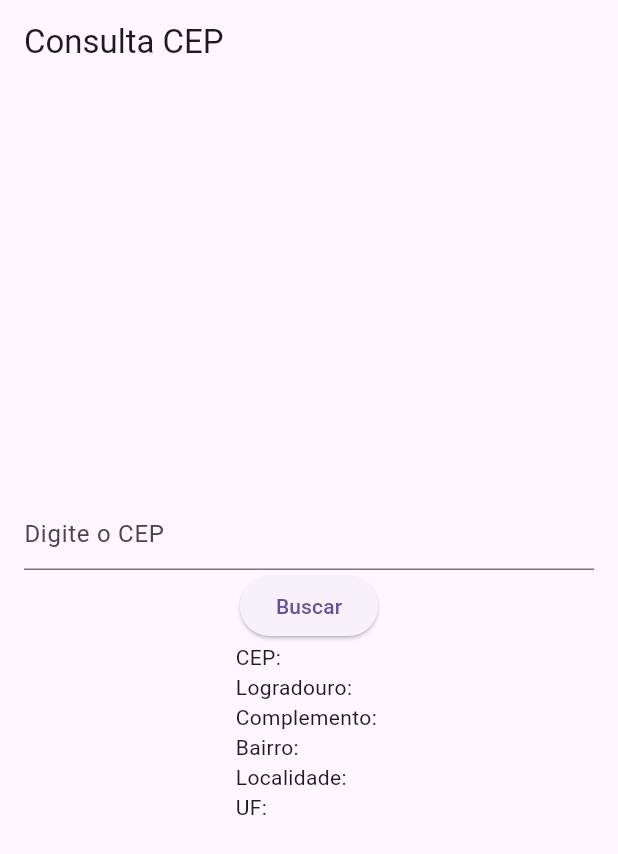
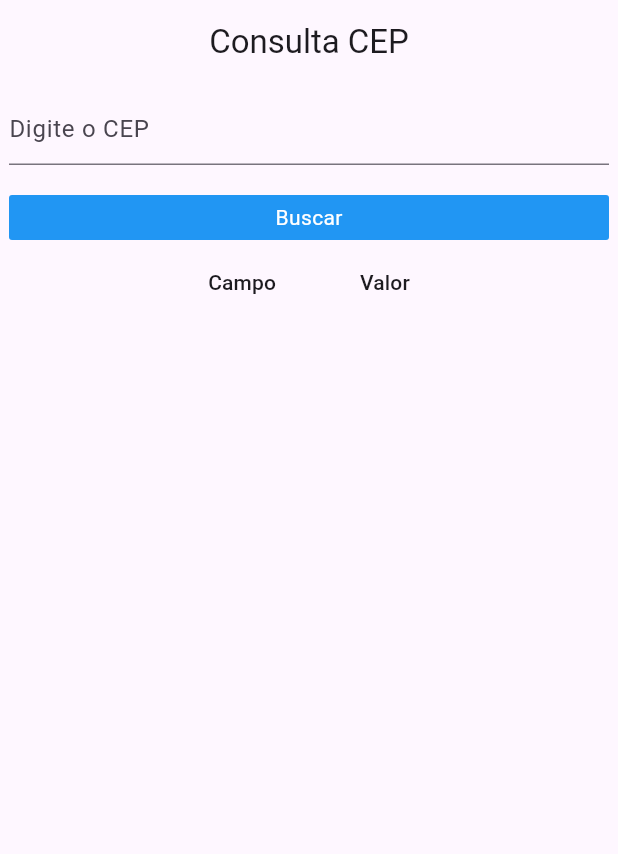
Before and after one commit to Erysilva98/WorkSpace_Flutter, a Flutter app: the screen it shows after launch, on a phone screen of 412 x 824 dp. Shown: the top 854 px of the screen. Run offline on Flutter 3.47's test engine with Material 3 defaults, Android fonts, the phone set to English and light mode, and no system bars.

```diff
--- a/ConsumirApi/app/lib/model/endereco_model.dart
+++ b/ConsumirApi/app/lib/model/endereco_model.dart
@@ -5,6 +5,7 @@ class EnderecoModel {
   final String bairro;
   final String localidade;
   final String uf;
+  final String ibge;
 
   EnderecoModel({
     required this.cep,
@@ -13,6 +14,7 @@ class EnderecoModel {
     required this.bairro,
     required this.localidade,
     required this.uf,
+    required this.ibge,
   });
 
   factory EnderecoModel.fromJson(Map<String, dynamic> json) {
@@ -23,6 +25,7 @@ class EnderecoModel {
       bairro: json['bairro'],
       localidade: json['localidade'],
       uf: json['uf'],
+      ibge: json['ibge'],
     );
   }
 }
--- a/ConsumirApi/app/lib/view/endereco_view.dart
+++ b/ConsumirApi/app/lib/view/endereco_view.dart
@@ -6,28 +6,47 @@ class EnderecoView extends StatefulWidget {
   const EnderecoView({Key? key}) : super(key: key);
 
   @override
-  _EnderecoViewState createState() => _EnderecoViewState();
+  State<EnderecoView> createState() => _EnderecoViewState();
 }
 
 class _EnderecoViewState extends State<EnderecoView> {
   final TextEditingController _cepController = TextEditingController();
+  late Future<EnderecoModel> _futureEndereco;
+  bool _isLoading = false; // Flag para controle de exibição do indicador de carregamento
 
-  late Future<EnderecoModel> _futureEndereco = Future.value(EnderecoModel(
+  @override
+  void initState() {
+    super.initState();
+    _futureEndereco = Future.value(EnderecoModel(
       cep: '',
       logradouro: '',
       complemento: '',
       bairro: '',
       localidade: '',
       uf: '',
+      ibge: '',
     ));
+  }
+
+  Future<void> _buscarEndereco() async {
+    setState(() => _isLoading = true);
+    // Simula o carregamento antes de renderizar a tabela
+    await Future.delayed(const Duration(seconds: 2));
+    setState(() {
+      _futureEndereco = EnderecoController().fetchEndereco(_cepController.text);
+      _isLoading = false;
+    });
+  }
 
   @override
   Widget build(BuildContext context) {
     return Scaffold(
-      appBar: AppBar(title: const Text('Consulta CEP')),
+      appBar: AppBar(
+        title: const Text('Consulta CEP'),
+        centerTitle: true,
+      ),
       body: Container(
-        padding: const EdgeInsets.all(16),
-        alignment: Alignment.center,
+        padding: const EdgeInsets.all(6),
         child: Column(
           mainAxisAlignment: MainAxisAlignment.center,
           children: <Widget>[
@@ -36,33 +55,64 @@ class _EnderecoViewState extends State<EnderecoView> {
               decoration: const InputDecoration(hintText: 'Digite o CEP'),
               keyboardType: TextInputType.number,
             ),
-            ElevatedButton(
-              onPressed: () {
-                setState(() {
-                  _futureEndereco = EnderecoController().fetchEndereco(_cepController.text);
-                });
-              },
-              child: const Text('Buscar'),
+            SizedBox(height: 20),
+            MouseRegion(
+              cursor: SystemMouseCursors.click,
+              child: GestureDetector(
+                onTap: _isLoading ? null : _buscarEndereco,
+                child: Container(
+                  alignment: Alignment.center,
+                  width: double.infinity,
+                  padding: const EdgeInsets.symmetric(vertical: 5),
+                  decoration: BoxDecoration(
+                    color: Colors.blue,
+                    borderRadius: BorderRadius.circular(2),
                   ),
-            FutureBuilder<EnderecoModel>(
+                  child: _isLoading
+                      ? const CircularProgressIndicator(color: Colors.white)
+                      : const Text('Buscar', style: TextStyle(color: Colors.white)),
+                ),
+              ),
+            ),
+            Expanded(
+              child: FutureBuilder<EnderecoModel>(
                 future: _futureEndereco,
                 builder: (context, snapshot) {
-                if (snapshot.connectionState == ConnectionState.waiting) {
-                  return const CircularProgressIndicator();
+                  if (_isLoading) {
+                    return const Center(child: CircularProgressIndicator());
                   } else if (snapshot.hasError) {
-                  return const Text("Erro ao buscar dados");
+                    return const Center(child: Text("Erro ao buscar dados"));
                   } else if (snapshot.hasData) {
-                  return Text(
-                    'CEP: ${snapshot.data!.cep}\n'
-                    'Logradouro: ${snapshot.data!.logradouro}\n'
-                    'Complemento: ${snapshot.data!.complemento}\n'
-                    'Bairro: ${snapshot.data!.bairro}\n'
-                    'Localidade: ${snapshot.data!.localidade}\n'
-                    'UF: ${snapshot.data!.uf}',
+                    final dados = snapshot.data!;
+                    return SingleChildScrollView(
+                      scrollDirection: Axis.horizontal,
+                      child: DataTable(
+                        columns: const [
+                          DataColumn(label: Text('Campo')),
+                          DataColumn(label: Text('Valor')),
+                        ],
+                        rows: [
+                          if (dados.cep.isNotEmpty) DataRow(
+                            cells: [DataCell(Text('CEP')), DataCell(Text(dados.cep))]),
+                          if (dados.logradouro.isNotEmpty) DataRow(
+                            cells: [DataCell(Text('Logradouro')), DataCell(Text(dados.logradouro))]),
+                          if (dados.complemento.isNotEmpty) DataRow(
+                            cells: [DataCell(Text('Complemento')), DataCell(Text(dados.complemento))]),
+                          if (dados.bairro.isNotEmpty) DataRow(
+                            cells: [DataCell(Text('Bairro')), DataCell(Text(dados.bairro))]),
+                          if (dados.localidade.isNotEmpty) DataRow(
+                            cells: [DataCell(Text('Localidade')), DataCell(Text(dados.localidade))]),
+                          if (dados.uf.isNotEmpty) DataRow(
+                            cells: [DataCell(Text('UF')), DataCell(Text(dados.uf))]),
+                          if (dados.ibge.isNotEmpty) DataRow(
+                            cells: [DataCell(Text('IBGE')), DataCell(Text(dados.ibge))]),
+                        ],
+                      ),
                     );
                   }
-                return Container();
+                  return Container(); // Retorna um container vazio se não houver dados
                 },
+              ),
             ),
           ],
         ),
--- /dev/null
+++ b/ManipularEstado/app/lib/main.dart
@@ -0,0 +1,20 @@
+import 'package:flutter/material.dart';
+import 'package:provider/provider.dart';
+import 'package:app/providers/tarefas_provider.dart';
+import 'package:app/view/tarefas_view.dart';
+
+void main() {
+  runApp(App());
+}
+
+class App extends StatelessWidget {
+  @override
+  Widget build(BuildContext context) {
+    return ChangeNotifierProvider(
+      create: (context) => TarefasProvider(),
+      child: MaterialApp(
+        home: TarefasView(),
+      ),
+    );
+  }
+}
--- /dev/null
+++ b/ManipularEstado/app/lib/model/tarefas_model.dart
@@ -0,0 +1,11 @@
+class TarefasModel {
+  String id;
+  String titulo;
+  bool concluido;
+
+  TarefasModel( {required this.id, required this.titulo, this.concluido = false} );
+
+  void aleterarParaConcluido() {
+    concluido = !concluido;
+  }
+}
--- /dev/null
+++ b/ManipularEstado/app/lib/providers/tarefas_provider.dart
@@ -0,0 +1,25 @@
+import 'package:flutter/material.dart';
+import 'package:flutter/foundation.dart';
+import 'package:app/model/tarefas_model.dart';
+
+class TarefasProvider with ChangeNotifier{
+
+  final List<TarefasModel> _tarefasLista = [];
+
+  List<TarefasModel> get tarefa => (_tarefasLista);
+
+  void adicionarTarefa(TarefasModel tarefa) {
+    _tarefasLista.add(TarefasModel(id: DateTime.now().toString(), titulo: tarefa.titulo));
+    notifyListeners();
+  }
+
+  void removerTarefa(TarefasModel tarefa) {
+    _tarefasLista.remove(tarefa);
+    notifyListeners();
+  }
+
+  void alterarParaConcluido(TarefasModel tarefa) {
+    tarefa.aleterarParaConcluido();
+    notifyListeners();
+  }
+}
```
Also changed, not shown: ManipularEstado/app/analysis_options.yaml (added, +28 -0 lines), ManipularEstado/app/lib/view/tarefas_view.dart (added, +62 -0 lines), ManipularEstado/app/lib/widgets/tarefas_widgets.dart (added, +34 -0 lines), ManipularEstado/app/pubspec.yaml (added, +90 -0 lines), ManipularEstado/app/pubspec.lock (added), 129 other files. Lines whose indentation alone changed are shown as unchanged.
